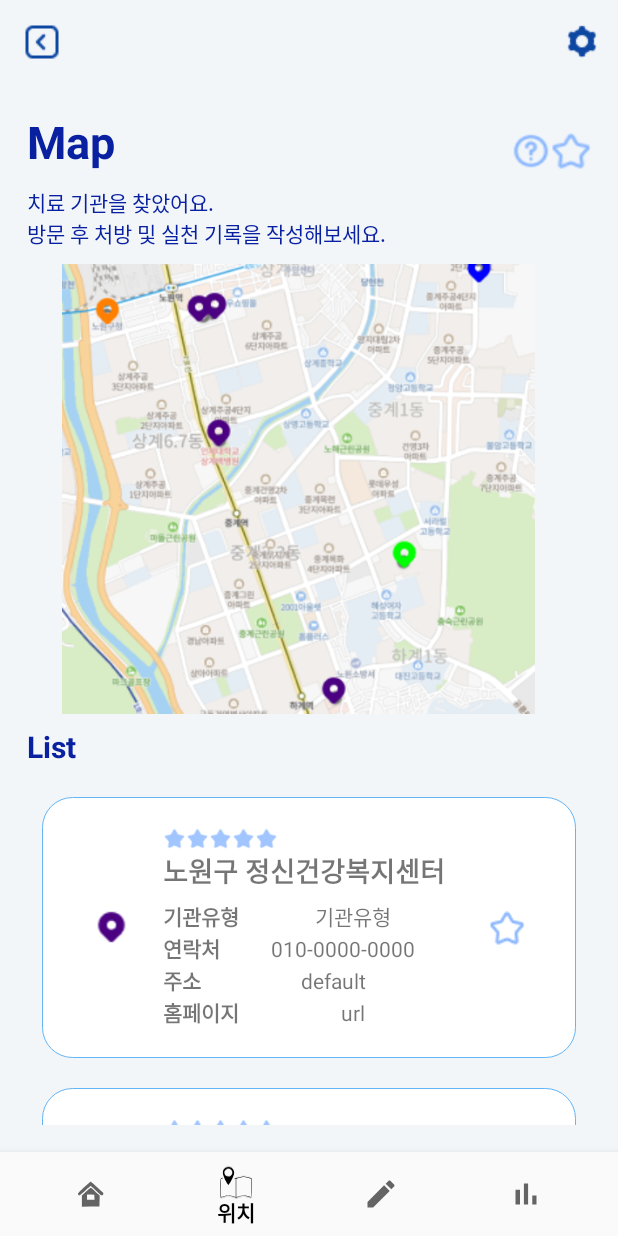
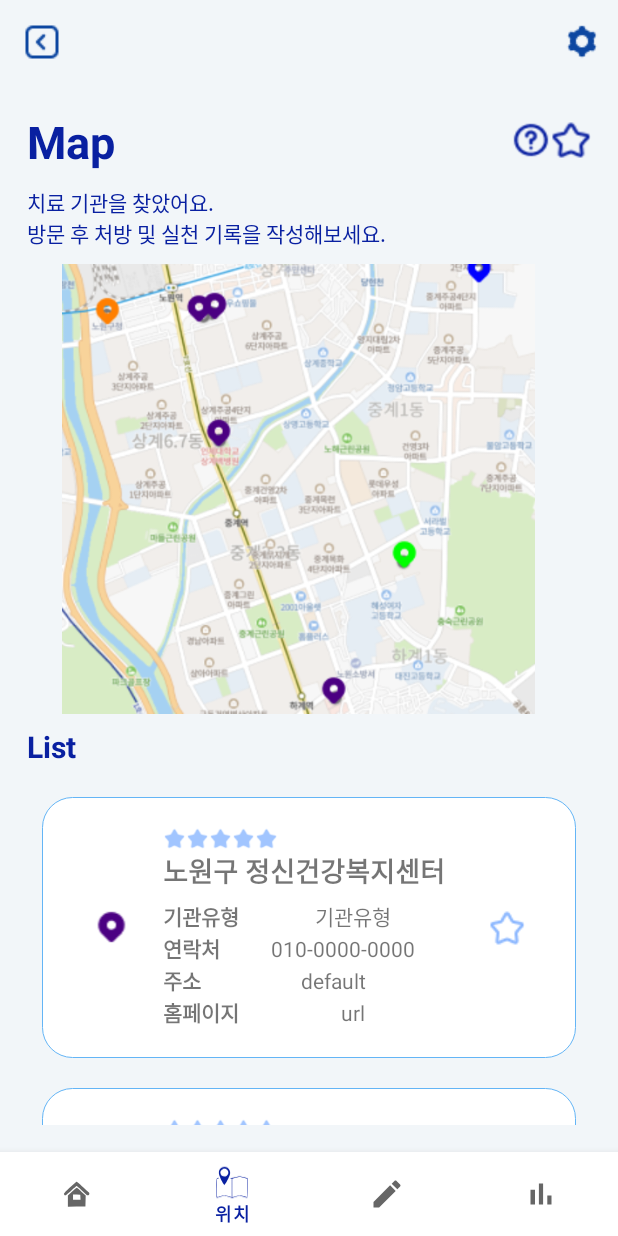
Before and after one commit to pumfit/MindCareApp, an Android app: the MainActivity screen opened directly, with no data from a screen before it, item 2 of the bottom bar chosen, on a phone screen of 412 x 824 dp. Run offline under Robolectric (Android 15) with nearby library versions, the phone set to English and light mode, and no system bars; our stand-ins replace navigation-ui.

Commit message:
*material theme 으로 수정/ graph 페이지Backgroun 변경/ primary 색 변경 / DateRangePicker범위 제한  -김태우

```diff
--- a/app/src/main/res/layout/fragment_graph.xml
+++ b/app/src/main/res/layout/fragment_graph.xml
@@ -5,6 +5,7 @@
     android:layout_width="match_parent"
     android:layout_height="match_parent"
     android:orientation="vertical"
+    android:background="@color/default_background"
     tools:context=".ui.notifications.NotificationsFragment">
 
     <LinearLayout
--- a/app/src/main/res/values/styles.xml
+++ b/app/src/main/res/values/styles.xml
@@ -1,8 +1,8 @@
 <resources>
     <!-- Base application theme. -->
-    <style name="AppTheme" parent="Theme.AppCompat.Light.NoActionBar">
+    <style name="AppTheme" parent="Theme.MaterialComponents.Light.NoActionBar">
         <!-- Customize your theme here. -->
-        <item name="colorPrimary">@color/colorPrimary</item>
+        <item name="colorPrimary">@color/buttonDefaultcolor</item>
         <item name="colorPrimaryDark">@color/colorPrimaryDark</item>
         <item name="colorAccent">@color/buttonDefaultcolor</item>
         <item name="windowActionBar">false</item>
```
Also changed, not shown: app/src/main/java/com/teamopendata/mindcareapp/ui/setting/SettingFragment.java (+16 -18 lines).
